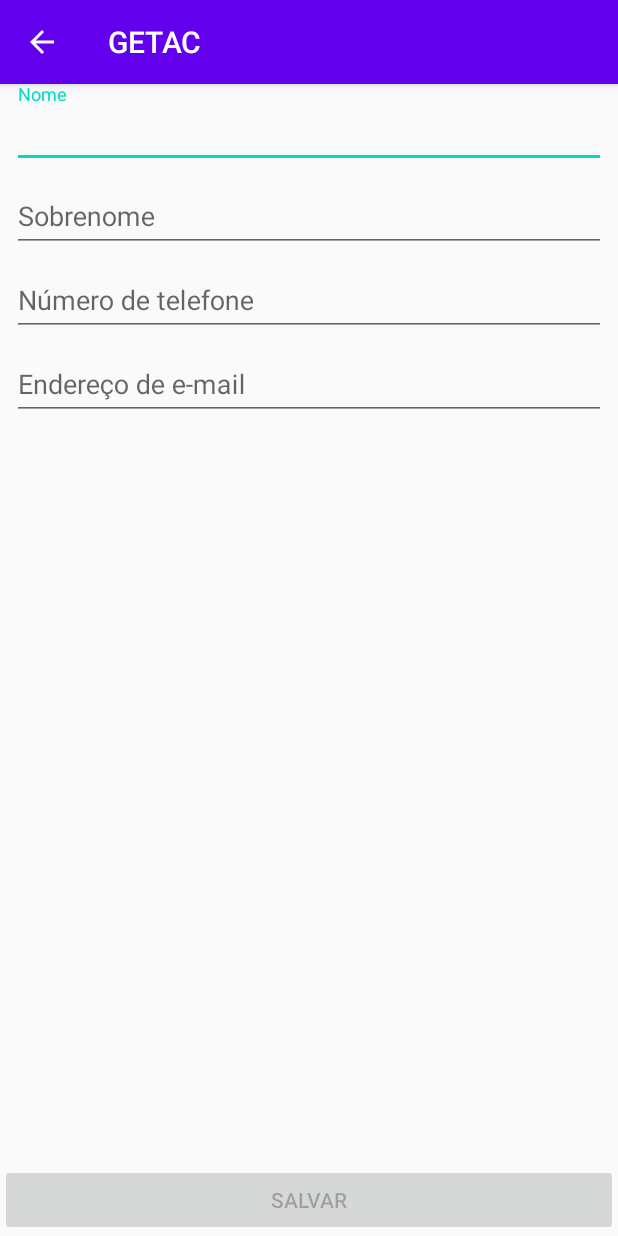
After one commit to GKyomen/GETAC, an Android app: the EditPersonalInfoActivity screen opened directly, with no data from a screen before it, on a phone screen of 412 x 824 dp. The commit adds this screen. Run offline under Robolectric (Android 15) with nearby library versions, the phone set to English and light mode, and no system bars.

Commit message:
#5 - added edit personal info screen

```diff
--- a/iBuildApp1/app/src/main/AndroidManifest.xml
+++ b/iBuildApp1/app/src/main/AndroidManifest.xml
@@ -9,7 +9,8 @@
         android:roundIcon="@mipmap/ic_launcher_round"
         android:supportsRtl="true"
         android:theme="@style/AppTheme">
-        <activity android:name=".EditAccountActivity"/>
+        <activity android:name=".EditPersonalInfoActivity"></activity>
+        <activity android:name=".EditAccountActivity" />
         <activity
             android:name=".SplashScreenActivity"
             android:theme="@style/Theme.AppCompat.Light.NoActionBar">
@@ -21,7 +22,7 @@
         </activity>
         <activity
             android:name=".MainActivity"
-            android:label="@string/app_name"/>
+            android:label="@string/app_name" />
     </application>
 
 </manifest>
--- a/iBuildApp1/app/src/main/java/com/ibuild/getac/EditAccountActivity.kt
+++ b/iBuildApp1/app/src/main/java/com/ibuild/getac/EditAccountActivity.kt
@@ -1,15 +1,26 @@
 package com.ibuild.getac
 
+import android.content.Intent
 import androidx.appcompat.app.AppCompatActivity
 import android.os.Bundle
+import android.widget.LinearLayout
 
 class EditAccountActivity : AppCompatActivity() {
+
+    private lateinit var editPersonalInfoBtn: LinearLayout
 
     override fun onCreate(savedInstanceState: Bundle?) {
         super.onCreate(savedInstanceState)
         setContentView(R.layout.activity_edit_account)
 
         supportActionBar?.setDisplayHomeAsUpEnabled(true)
+
+        editPersonalInfoBtn = findViewById(R.id.btnAccountInfo)
+
+        editPersonalInfoBtn.setOnClickListener{
+            val intent = Intent(this, EditPersonalInfoActivity::class.java)
+            startActivity(intent)
+        }
     }
 
     override fun onSupportNavigateUp(): Boolean {
--- /dev/null
+++ b/iBuildApp1/app/src/main/java/com/ibuild/getac/EditPersonalInfoActivity.kt
@@ -0,0 +1,55 @@
+package com.ibuild.getac
+
+import androidx.appcompat.app.AppCompatActivity
+import android.os.Bundle
+import android.text.Editable
+import android.text.TextWatcher
+import android.widget.Button
+import com.google.android.material.textfield.TextInputEditText
+
+class EditPersonalInfoActivity : AppCompatActivity() {
+
+    private lateinit var editName: TextInputEditText
+    private lateinit var editLastName: TextInputEditText
+    private lateinit var editPhone: TextInputEditText
+    private lateinit var editEmail: TextInputEditText
+    private lateinit var btnSave: Button
+
+    override fun onCreate(savedInstanceState: Bundle?) {
+        super.onCreate(savedInstanceState)
+        setContentView(R.layout.activity_edit_personal_info)
+
+        supportActionBar?.setDisplayHomeAsUpEnabled(true)
+
+        editName        = findViewById(R.id.editName)
+        editLastName    = findViewById(R.id.editLastName)
+        editPhone       = findViewById(R.id.editPhone)
+        editEmail       = findViewById(R.id.editEmail)
+        btnSave         = findViewById(R.id.btnSaveAccountInfoChanges)
+
+        editName.addTextChangedListener(enableButtonListener)
+        editLastName.addTextChangedListener(enableButtonListener)
+        editPhone.addTextChangedListener(enableButtonListener)
+        editEmail.addTextChangedListener(enableButtonListener)
+    }
+
+    override fun onSupportNavigateUp(): Boolean {
+        finish()
+        return true
+    }
+
+    private val enableButtonListener = object: TextWatcher {
+        override fun afterTextChanged(s: Editable?) {
+
+        }
+
+        override fun beforeTextChanged(s: CharSequence?, start: Int, count: Int, after: Int) {
+
+        }
+
+        override fun onTextChanged(s: CharSequence?, start: Int, before: Int, count: Int) {
+            btnSave.isEnabled = true
+        }
+
+    }
+}
--- a/iBuildApp1/app/src/main/java/com/ibuild/getac/ui/AccountFragment.kt
+++ b/iBuildApp1/app/src/main/java/com/ibuild/getac/ui/AccountFragment.kt
@@ -5,7 +5,6 @@
 import android.view.View
 import android.view.ViewGroup
 import androidx.fragment.app.Fragment
-import androidx.lifecycle.ViewModelProvider
 import com.ibuild.getac.R
 
 class AccountFragment : Fragment() {
--- a/iBuildApp1/app/src/main/java/com/ibuild/getac/ui/GlossaryFragment.kt
+++ b/iBuildApp1/app/src/main/java/com/ibuild/getac/ui/GlossaryFragment.kt
@@ -5,7 +5,6 @@
 import android.view.View
 import android.view.ViewGroup
 import androidx.fragment.app.Fragment
-import androidx.lifecycle.ViewModelProvider
 import com.ibuild.getac.R
 
 class GlossaryFragment : Fragment() {
--- a/iBuildApp1/app/src/main/java/com/ibuild/getac/ui/ReformFragment.kt
+++ b/iBuildApp1/app/src/main/java/com/ibuild/getac/ui/ReformFragment.kt
@@ -5,7 +5,6 @@
 import android.view.View
 import android.view.ViewGroup
 import androidx.fragment.app.Fragment
-import androidx.lifecycle.ViewModelProvider
 import com.ibuild.getac.R
 
 class ReformFragment : Fragment() {
--- a/iBuildApp1/app/src/main/java/com/ibuild/getac/ui/SearchFragment.kt
+++ b/iBuildApp1/app/src/main/java/com/ibuild/getac/ui/SearchFragment.kt
@@ -5,7 +5,6 @@
 import android.view.View
 import android.view.ViewGroup
 import androidx.fragment.app.Fragment
-import androidx.lifecycle.ViewModelProvider
 import com.ibuild.getac.R
 
 class SearchFragment : Fragment() {
--- /dev/null
+++ b/iBuildApp1/app/src/main/res/layout/activity_edit_personal_info.xml
@@ -0,0 +1,95 @@
+<?xml version="1.0" encoding="utf-8"?>
+<androidx.constraintlayout.widget.ConstraintLayout xmlns:android="http://schemas.android.com/apk/res/android"
+    xmlns:app="http://schemas.android.com/apk/res-auto"
+    xmlns:tools="http://schemas.android.com/tools"
+    android:layout_width="match_parent"
+    android:layout_height="match_parent"
+    tools:context=".EditPersonalInfoActivity">
+
+    <com.google.android.material.textfield.TextInputLayout
+        android:id="@+id/editNameLayout"
+        android:layout_width="match_parent"
+        android:layout_height="wrap_content"
+        android:layout_marginStart="8dp"
+        android:layout_marginEnd="8dp"
+        app:layout_constraintEnd_toEndOf="parent"
+        app:layout_constraintStart_toStartOf="parent"
+        app:layout_constraintTop_toTopOf="parent">
+
+        <com.google.android.material.textfield.TextInputEditText
+            android:id="@+id/editName"
+            android:layout_width="match_parent"
+            android:layout_height="wrap_content"
+            android:hint="@string/edit_name_hint"
+            android:inputType="textPersonName" />
+    </com.google.android.material.textfield.TextInputLayout>
+
+    <com.google.android.material.textfield.TextInputLayout
+        android:id="@+id/editLastNameLayout"
+        android:layout_width="match_parent"
+        android:layout_height="wrap_content"
+        android:layout_alignBottom="@+id/editNameLayout"
+        android:layout_marginStart="8dp"
+        android:layout_marginEnd="8dp"
+        app:layout_constraintEnd_toEndOf="parent"
+        app:layout_constraintStart_toStartOf="parent"
+        app:layout_constraintTop_toBottomOf="@+id/editNameLayout">
+
+        <com.google.android.material.textfield.TextInputEditText
+            android:id="@+id/editLastName"
+            android:layout_width="match_parent"
+            android:layout_height="wrap_content"
+            android:hint="@string/edit_lastname_hint"
+            android:inputType="textPersonName" />
+    </com.google.android.material.textfield.TextInputLayout>
+
+    <com.google.android.material.textfield.TextInputLayout
+        android:id="@+id/editPhoneLayout"
+        android:layout_width="match_parent"
+        android:layout_height="wrap_content"
+        android:layout_alignBottom="@+id/editLastNameLayout"
+        android:layout_marginStart="8dp"
+        android:layout_marginEnd="8dp"
+        app:layout_constraintEnd_toEndOf="parent"
+        app:layout_constraintStart_toStartOf="parent"
+        app:layout_constraintTop_toBottomOf="@+id/editLastNameLayout">
+
+        <com.google.android.material.textfield.TextInputEditText
+            android:id="@+id/editPhone"
+            android:layout_width="match_parent"
+            android:layout_height="wrap_content"
+            android:hint="@string/edit_phone_hint"
+            android:inputType="phone" />
+    </com.google.android.material.textfield.TextInputLayout>
+
+    <com.google.android.material.textfield.TextInputLayout
+        android:id="@+id/editEmailLayout"
+        android:layout_width="match_parent"
+        android:layout_height="wrap_content"
+        android:layout_alignBottom="@+id/editPhoneLayout"
+        android:layout_marginStart="8dp"
+        android:layout_marginEnd="8dp"
+        app:layout_constraintEnd_toEndOf="parent"
+        app:layout_constraintStart_toStartOf="parent"
+        app:layout_constraintTop_toBottomOf="@+id/editPhoneLayout">
+
+        <com.google.android.material.textfield.TextInputEditText
+            android:id="@+id/editEmail"
+            android:layout_width="match_parent"
+            android:layout_height="wrap_content"
+            android:hint="@string/edit_email_hint"
+            android:inputType="textEmailAddress" />
+    </com.google.android.material.textfield.TextInputLayout>
+
+    <Button
+        android:id="@+id/btnSaveAccountInfoChanges"
+        android:layout_width="match_parent"
+        android:layout_height="wrap_content"
+        android:text="@string/btn_save_changes"
+        android:enabled="false"
+        android:layout_alignParentBottom="true"
+        app:layout_constraintBottom_toBottomOf="parent"
+        app:layout_constraintEnd_toEndOf="parent"
+        app:layout_constraintStart_toStartOf="parent" />
+
+</androidx.constraintlayout.widget.ConstraintLayout>
--- a/iBuildApp1/app/src/main/res/values/strings.xml
+++ b/iBuildApp1/app/src/main/res/values/strings.xml
@@ -35,4 +35,9 @@
     <string name="faq_btn_subtitle">Respostas às perguntas frequentes</string>
     <string name="help_btn_title">Ajuda</string>
     <string name="help_btn_subtitle">Instruções de uso, fale conosco e termos do aplicativo</string>
+    <string name="edit_name_hint">Nome</string>
+    <string name="edit_lastname_hint">Sobrenome</string>
+    <string name="edit_phone_hint">Número de telefone</string>
+    <string name="edit_email_hint">Endereço de e-mail</string>
+    <string name="btn_save_changes">Salvar</string>
 </resources>
```
